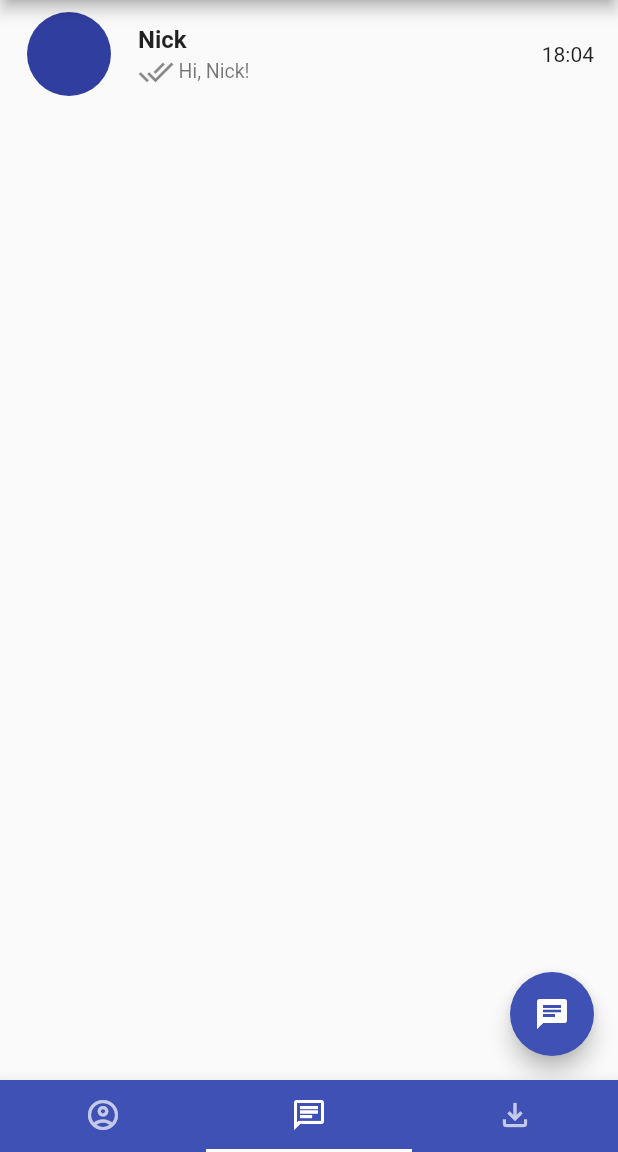
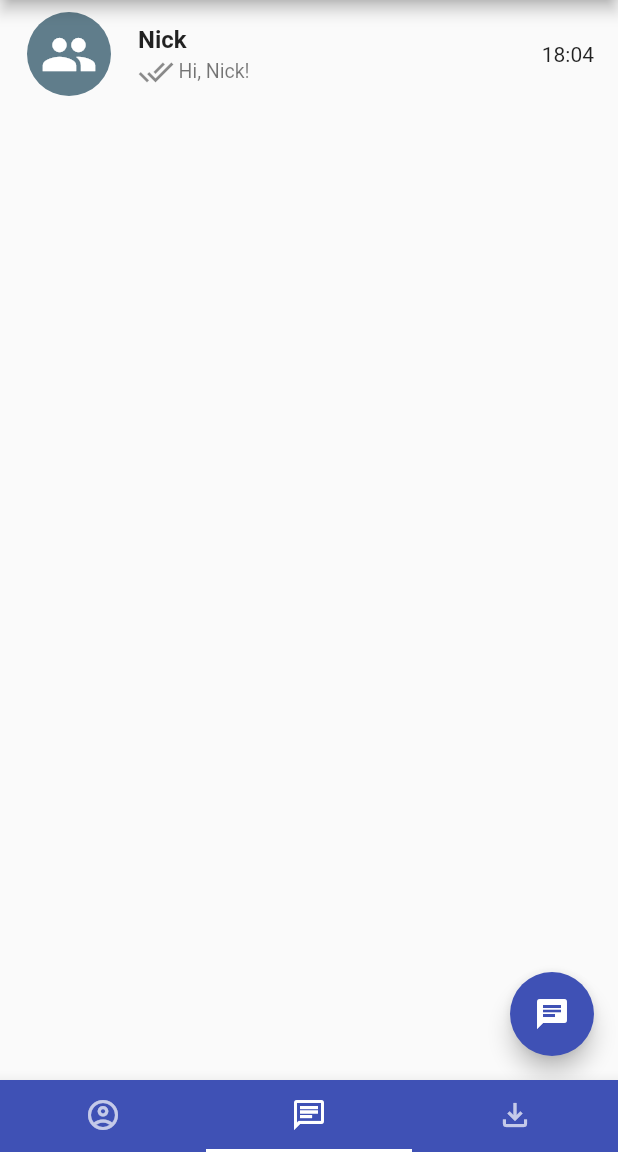
Before and after one commit to garamkim83/untitled_chatting_game, a Flutter app: the screen it shows after launch, item 2 of the bottom bar chosen, on a phone screen of 412 x 824 dp, the part 84-1236 px from its top. Run offline on Flutter 3.47's test engine with Material 2 defaults, Android fonts, the phone set to English and light mode, and no system bars; our stand-ins replace font_awesome_flutter; missing offline and left inert: dart:ffi.

Commit message:
Update chatCard.dart

```diff
--- a/lib/CustomUI/chatCard.dart
+++ b/lib/CustomUI/chatCard.dart
@@ -13,6 +13,12 @@ class _ChatCardState extends State<ChatCard> {
     return ListTile(
       leading: CircleAvatar(
         radius: 30,
+        child: Icon(
+          Icons.group,
+          color: Colors.white,
+          size: 38,
+        ),
+        backgroundColor: Colors.blueGrey,
       ),
       title: Text(
         'Nick',
```
